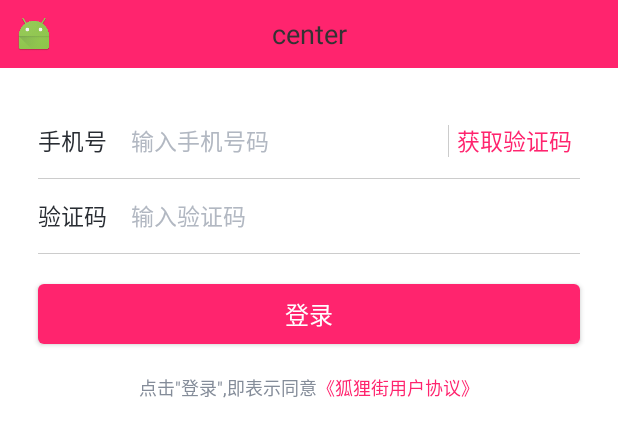
After one commit to zhangqufa/hulijie, an Android app: the layout act_login.xml on its own in the app's theme, with its tools: preview values and no code run, on a phone screen of 412 x 824 dp. The commit adds this screen. Shown: the top 437 px of the screen. Run offline under Robolectric (Android 15) with nearby library versions, the phone set to English and light mode, and no system bars.

Commit message:
login layout

```diff
--- a/app/src/main/AndroidManifest.xml
+++ b/app/src/main/AndroidManifest.xml
@@ -71,6 +71,9 @@
         <activity android:name=".pro.firstpage.view.DetailInfoActivity" android:screenOrientation="portrait"
             android:theme="@style/AppTheme.Transparent"/>
 
+        <activity android:name=".pro.mine.view.LoginActivity" android:screenOrientation="portrait"
+            android:theme="@style/AppTheme.Transparent"/>
+
         <meta-data
             android:name="com.baidu.lbsapi.API_KEY"
             android:value="dn5aQdfDEcE6rAEKdw4BT8Q5KxjKvWoX" />
--- /dev/null
+++ b/app/src/main/java/com/ssj/hulijie/pro/mine/view/LoginActivity.java
@@ -0,0 +1,43 @@
+package com.ssj.hulijie.pro.mine.view;
+
+import android.os.Bundle;
+import android.support.annotation.LayoutRes;
+import android.view.View;
+import android.widget.RelativeLayout;
+
+import com.ssj.hulijie.R;
+import com.ssj.hulijie.mvp.presenter.impl.MvpBasePresenter;
+import com.ssj.hulijie.pro.base.view.BaseActivity;
+import com.ssj.hulijie.utils.TitlebarUtil;
+
+/**
+ * Created by Administrator on 2017/6/26.
+ */
+
+public class LoginActivity extends BaseActivity {
+    @Override
+    public MvpBasePresenter bindPresenter() {
+        return null;
+    }
+
+    @Override
+    protected void onCreate(Bundle savedInstanceState) {
+        super.onCreate(savedInstanceState);
+        setContentView(R.layout.act_login);
+        initView();
+    }
+
+    private void initView() {
+        initToolbar();
+    }
+
+    private void initToolbar() {
+        RelativeLayout toolbar_base =  (RelativeLayout)findViewById(R.id.title_bar_base);
+        TitlebarUtil.inittoolBar(this, toolbar_base, true, "登录", android.R.color.white, 0, R.drawable.select_close, false, 0, new View.OnClickListener() {
+            @Override
+            public void onClick(View view) {
+                finish();
+            }
+        }, null);
+    }
+}
--- a/app/src/main/java/com/ssj/hulijie/pro/mine/view/MineFragment.java
+++ b/app/src/main/java/com/ssj/hulijie/pro/mine/view/MineFragment.java
@@ -1,5 +1,6 @@
 package com.ssj.hulijie.pro.mine.view;
 
+import android.content.Intent;
 import android.view.View;
 import android.widget.ImageView;
 
@@ -12,7 +13,7 @@ import com.ssj.hulijie.pro.firstpage.view.FirstPageFrament;
  * Created by Administrator on 2017/3/26.
  */
 
-public class MineFragment extends BaseFragment {
+public class MineFragment extends BaseFragment implements View.OnClickListener {
 
     private ImageView img;
 
@@ -26,7 +27,26 @@ public class MineFragment extends BaseFragment {
         img = (ImageView) viewContent.findViewById(R.id.img);
         Glide.with(getActivity()).load(FirstPageFrament.img[0])
                 .into(img);
+
+        viewContent.findViewById(R.id.login).setOnClickListener(this);
     }
 
 
+    @Override
+    public void onClick(View view) {
+        Intent intent = null;
+
+        switch (view.getId()) {
+            case R.id.login:
+                intent = new Intent(getContext(), LoginActivity.class);
+
+                break;
+        }
+
+        if (intent != null) {
+            startActivity(intent);
+
+        }
+    }
+
 }
--- /dev/null
+++ b/app/src/main/res/drawable/select_close.xml
@@ -0,0 +1,7 @@
+<?xml version="1.0" encoding="utf-8"?>
+<selector xmlns:android="http://schemas.android.com/apk/res/android">
+
+    <item android:drawable="@mipmap/app_close_selected" android:state_pressed="true" />
+    <item android:drawable="@mipmap/app_close" android:state_pressed="false" />
+    <item android:drawable="@mipmap/app_close"/>
+</selector>
--- /dev/null
+++ b/app/src/main/res/drawable/shape_huan_primary.xml
@@ -0,0 +1,8 @@
+<?xml version="1.0" encoding="utf-8"?>
+<shape xmlns:android="http://schemas.android.com/apk/res/android"
+    android:shape="rectangle">
+    <solid android:color="@color/colorPrimary" />
+    <corners android:radius="4dp" />
+
+
+</shape>
--- /dev/null
+++ b/app/src/main/res/layout/act_login.xml
@@ -0,0 +1,173 @@
+<?xml version="1.0" encoding="utf-8"?>
+<LinearLayout xmlns:android="http://schemas.android.com/apk/res/android"
+    android:layout_width="match_parent"
+    android:layout_height="match_parent"
+    android:background="@android:color/white"
+    android:orientation="vertical">
+
+    <include layout="@layout/toolbar" />
+
+
+    <RelativeLayout
+        android:id="@+id/relative_phone"
+        android:layout_width="fill_parent"
+        android:layout_height="49.0dip"
+        android:layout_marginTop="24.0dip"
+        android:gravity="center_vertical"
+        android:orientation="horizontal">
+
+        <TextView
+            android:id="@+id/login_phone"
+            android:layout_width="62.0dip"
+            android:layout_height="fill_parent"
+            android:layout_marginLeft="25.0dip"
+            android:gravity="center_vertical"
+            android:text="手机号"
+            android:textColor="#ff292d33"
+            android:textSize="15.0sp" />
+
+        <Button
+            android:id="@+id/btn_getmsgcode"
+            android:layout_width="wrap_content"
+            android:layout_height="fill_parent"
+            android:layout_alignParentRight="true"
+            android:layout_marginRight="25.0dip"
+            android:layout_weight="1.0"
+            android:background="@android:color/transparent"
+            android:gravity="center"
+            android:padding="0.0dip"
+            android:text="获取验证码"
+            android:textColor="@color/colorPrimary"
+            android:textSize="15.0sp" />
+
+        <com.ssj.hulijie.widget.editext.ClearEditText
+            android:id="@+id/edt_phone"
+            android:paddingRight="10dp"
+            android:background="@null"
+            android:layout_width="fill_parent"
+            android:layout_height="fill_parent"
+            android:layout_toLeftOf="@id/btn_getmsgcode"
+            android:layout_toRightOf="@id/login_phone"
+            android:hint="输入手机号码"
+            android:inputType="number"
+            android:textCursorDrawable="@null"
+            android:maxLength="11"
+            android:textColor="#ff000000"
+            android:textColorHint="#ffb2b8c2"
+            android:textSize="15.0sp" />
+
+        <View
+            android:id="@+id/vertical_line1"
+            android:layout_width="1.0px"
+            android:layout_height="21.0dip"
+            android:layout_centerVertical="true"
+            android:layout_toRightOf="@id/edt_phone"
+            android:background="#ffcccccc" />
+    </RelativeLayout>
+
+    <View
+        android:id="@+id/line_phone"
+        android:layout_width="fill_parent"
+        android:layout_height="1.0px"
+        android:layout_below="@id/relative_phone"
+        android:layout_marginLeft="25.0dip"
+        android:layout_marginRight="25.0dip"
+        android:background="#ffcccccc" />
+
+    <RelativeLayout
+        android:id="@+id/relative_code"
+        android:layout_width="fill_parent"
+        android:layout_height="49.0dip"
+        android:layout_below="@id/line_phone"
+        android:layout_gravity="center_vertical">
+
+        <TextView
+            android:id="@+id/login_code"
+            android:layout_width="62.0dip"
+            android:layout_height="fill_parent"
+            android:layout_marginLeft="25.0dip"
+            android:gravity="center_vertical"
+            android:text="验证码"
+            android:textColor="#ff292d33"
+            android:textSize="15.0sp" />
+
+        <com.ssj.hulijie.widget.editext.ClearEditText
+            android:id="@+id/edt_msgcode"
+            android:paddingRight="10dp"
+            android:layout_width="fill_parent"
+            android:layout_height="fill_parent"
+            android:layout_toRightOf="@id/login_code"
+            android:background="@null"
+            android:hint="输入验证码"
+            android:inputType="number"
+            android:textCursorDrawable="@null"
+            android:maxLength="6"
+            android:textColor="#ff000000"
+            android:textColorHint="#ffb2b8c2"
+            android:textSize="15.0sp" />
+
+        <View
+            android:id="@+id/vertical_line2"
+            android:layout_width="1.0px"
+            android:layout_height="21.0dip"
+            android:layout_centerVertical="true"
+            android:layout_toRightOf="@id/edt_msgcode"
+            android:background="#ffcccccc" />
+
+    </RelativeLayout>
+
+    <View
+        android:id="@+id/line_code"
+        android:layout_width="fill_parent"
+        android:layout_height="1.0px"
+        android:layout_below="@id/relative_code"
+        android:layout_marginLeft="25.0dip"
+        android:layout_marginRight="25.0dip"
+        android:background="#ffcccccc" />
+
+    <Button
+        android:id="@+id/btn_login"
+        android:layout_width="fill_parent"
+        android:layout_height="40.0dip"
+        android:layout_below="@id/line_code"
+        android:layout_marginLeft="25.0dip"
+        android:layout_marginRight="25.0dip"
+        android:layout_marginTop="20.0dip"
+        android:background="@drawable/shape_huan_primary"
+        android:gravity="center"
+        android:text="登录"
+        android:textColor="@android:color/white"
+        android:textSize="16.0sp" />
+
+    <LinearLayout
+        android:layout_width="fill_parent"
+        android:layout_height="wrap_content"
+        android:layout_below="@id/btn_login"
+        android:layout_marginTop="20.0dip"
+        android:gravity="center_horizontal"
+        android:orientation="horizontal"
+        android:paddingLeft="15.0dip"
+        android:paddingRight="15.0dip">
+
+        <TextView
+            android:id="@+id/tv_agreement_gray"
+            android:layout_width="wrap_content"
+            android:layout_height="wrap_content"
+            android:paddingLeft="30.0dip"
+            android:text="@string/logoin_desc"
+            android:textColor="#ff848c99"
+            android:textSize="12.0sp" />
+
+        <TextView
+            android:id="@+id/tv_agreement"
+            android:layout_width="wrap_content"
+            android:layout_height="wrap_content"
+            android:paddingBottom="20.0dip"
+            android:paddingRight="30.0dip"
+            android:text="@string/logoin_desc_user"
+            android:textColor="@color/colorPrimary"
+            android:textSize="12.0sp" />
+    </LinearLayout>
+
+
+</LinearLayout>
--- a/app/src/main/res/layout/act_splash_main.xml
+++ b/app/src/main/res/layout/act_splash_main.xml
@@ -8,13 +8,13 @@
         android:layout_gravity="center"
 
         android:layout_width="wrap_content"
-        android:src="@mipmap/logo"
+        android:src="@mipmap/google"
         android:layout_height="wrap_content" />
 
 
     <TextView
         android:textSize="59sp"
-        android:text="狐狸街"
+        android:text="android"
         android:layout_width="wrap_content"
         android:layout_height="wrap_content" />
 
--- a/app/src/main/res/layout/frag_mine.xml
+++ b/app/src/main/res/layout/frag_mine.xml
@@ -26,6 +26,7 @@
 
 
     <RelativeLayout
+        android:id="@+id/login"
         android:layout_marginTop="10dp"
         android:background="@android:color/white"
         android:layout_width="match_parent"
--- a/app/src/main/res/layout/toolbar.xml
+++ b/app/src/main/res/layout/toolbar.xml
@@ -3,16 +3,15 @@
     android:id="@+id/title_bar_base"
     android:layout_width="match_parent"
     android:layout_height="@dimen/height_45"
-    android:background="?attr/colorPrimary">
+    android:background="@color/colorPrimary">
 
     <ImageView
         android:id="@+id/iv_navigation_back"
-        android:layout_width="wrap_content"
+        android:layout_width="45dp"
+        android:padding="10dp"
         android:layout_height="match_parent"
         android:layout_alignParentBottom="true"
         android:background="@drawable/selector_press_bg"
-        android:paddingLeft="13dp"
-        android:paddingRight="12dp"
         android:src="@mipmap/ic_launcher" />
 
     <TextView
--- a/app/src/main/res/values/strings.xml
+++ b/app/src/main/res/values/strings.xml
@@ -31,4 +31,7 @@ Toolbar 的高度layout_height必须明确指定，不能 “wrap_content”，
 
 给需要有折叠效果的组件设置 layout_collapseMode属性。
     </string>
+
+    <string name="logoin_desc" >点击\"登录\",即表示同意</string>
+    <string name="logoin_desc_user">《狐狸街用户协议》</string>
 </resources>
```
Also changed, not shown: app/src/main/java/com/ssj/hulijie/pro/firstpage/view/DetailInfoActivity.java (+5 -3 lines), app/src/main/res/mipmap-xhdpi/app_close.png (added), app/src/main/res/mipmap-xhdpi/app_close_selected.png (added), app/src/main/res/mipmap-xhdpi/google.png (added), 8 other files.
